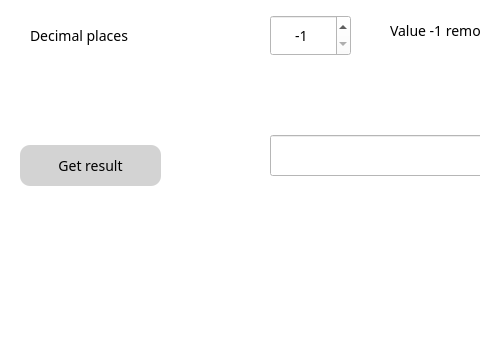
Above: static/ui/main_window.ui from escaleksey/program_product before the change; both pictures show x 0 to 480 and y 285 to 647 of the 1107 by 647 pixel window. Below: the same form after it.
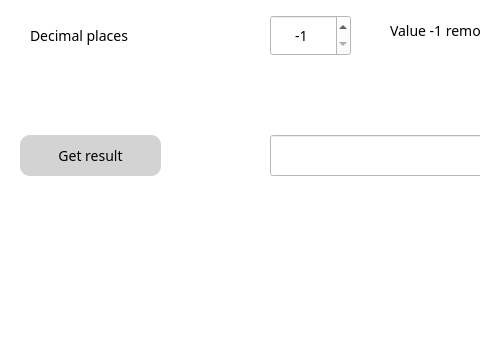
That is the form after the change.

Commit message: Добавил выбор корней + перевод к ним

The edit to the form file:
```diff
--- a/static/ui/main_window.ui
+++ b/static/ui/main_window.ui
@@ -24,7 +24,7 @@
     <property name="geometry">
      <rect>
       <x>20</x>
-      <y>430</y>
+      <y>420</y>
       <width>141</width>
       <height>41</height>
      </rect>
```
